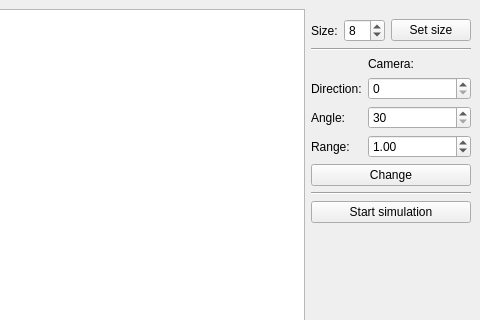
Old version of the form mainwindow.ui in the repository bshkola/StreetSimulator; both pictures show x 420 to 900 and y 0 to 320 of the 900 by 725 pixel window.
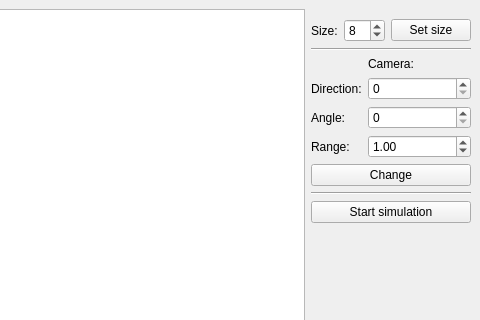
New version of the form.

```diff
--- a/mainwindow.ui
+++ b/mainwindow.ui
@@ -147,7 +147,7 @@
         <item row="1" column="1">
          <widget class="QSpinBox" name="cameraAngleSpinBox">
           <property name="minimum">
-           <number>30</number>
+           <number>0</number>
           </property>
           <property name="maximum">
            <number>360</number>
```
